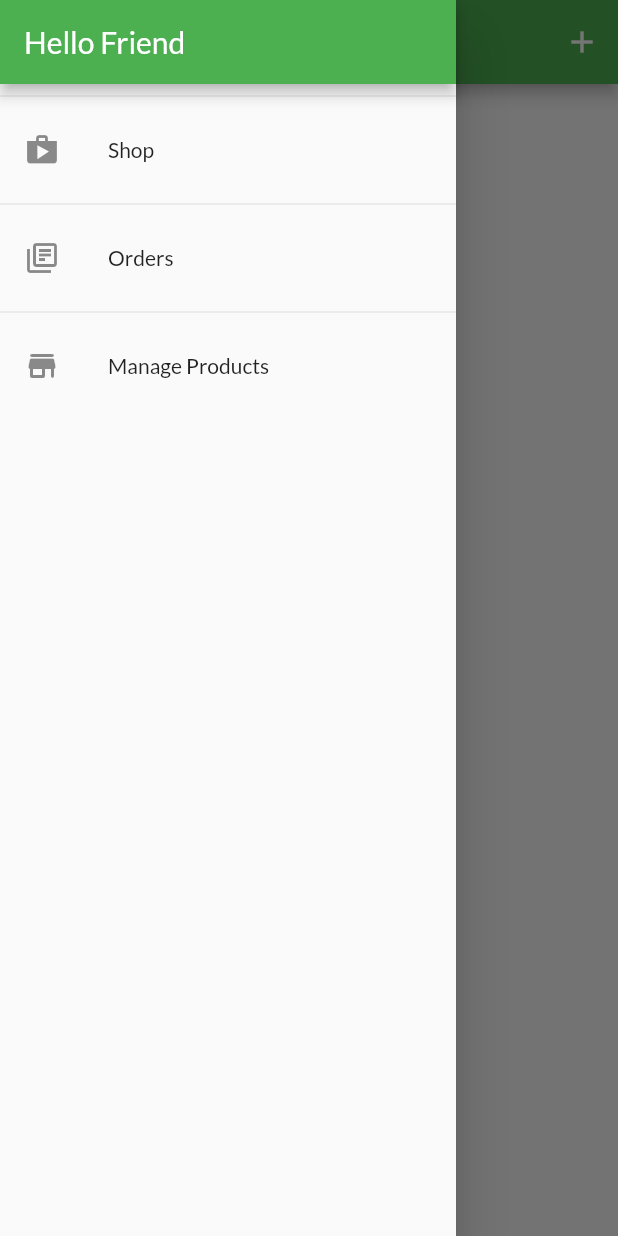
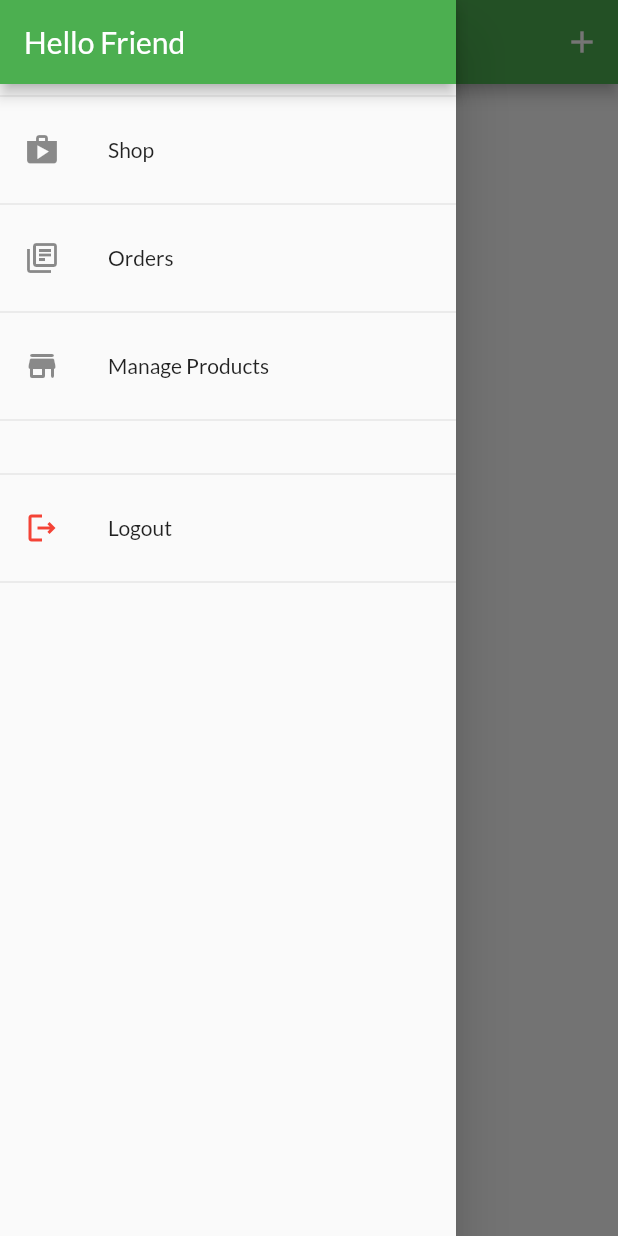
Before and after one commit to ajitrchv/ShopStop-2.0, a Flutter app: the UserProductScreen screen opened by its route, with the side drawer open, on a phone screen of 412 x 824 dp. Run offline on Flutter 3.47's test engine with Material 2 defaults, Android fonts, the phone set to English and light mode, and no system bars; network calls fail.

Commit message:
Orders and favorites attached to each user. Logout and auto logout when token expiry was implemented and tested.

```diff
--- a/lib/providers/orders.dart
+++ b/lib/providers/orders.dart
@@ -24,7 +24,8 @@ class OrderItem {
 class Orders with ChangeNotifier {
   List<OrderItem> _orders = [];
   final String? authToken;
-  Orders(this.authToken, this._orders);
+  final String? userId;
+  Orders(this.authToken, this.userId, this._orders, );
   List<OrderItem> get orders {
     return [..._orders];
   }
@@ -33,7 +34,7 @@ class Orders with ChangeNotifier {
     try{
     final Uri url =
         Uri.parse(
-        'https://shopstop-a9a9a-default-rtdb.firebaseio.com/orders.json?auth=$authToken');
+        'https://shopstop-a9a9a-default-rtdb.firebaseio.com/orders/$userId.json?auth=$authToken');
     final response = await http.get(url);
     final List<OrderItem> loadedOrders = [];
     final extractedData = json.decode(response.body) as Map<String, dynamic>;
@@ -77,7 +78,7 @@ class Orders with ChangeNotifier {
     try{
     final Uri url =
         Uri.parse(
-        'https://shopstop-a9a9a-default-rtdb.firebaseio.com/orders.json?auth=$authToken');
+        'https://shopstop-a9a9a-default-rtdb.firebaseio.com/orders/$userId.json?auth=$authToken');
     final timestamp = DateTime.now();
     final response = await http.post(url,
         body: json.encode({
--- a/lib/screens/user_products_screen.dart
+++ b/lib/screens/user_products_screen.dart
@@ -9,17 +9,23 @@ import '../widgets/user_product_item.dart';
 
 
 
-class UserProductScreen extends StatelessWidget {
+class UserProductScreen extends StatefulWidget {
   static const routeName = '/user_products';
 
+  @override
+  State<UserProductScreen> createState() => _UserProductScreenState();
+}
+
+class _UserProductScreenState extends State<UserProductScreen> {
   Future<void> _refreshProd(BuildContext context) async {
-    await Provider.of<Products>(context, listen: false).fetchAndSetProducts();
+    await Provider.of<Products>(context, listen: false).fetchAndSetProducts(true);
   }
+
 
   @override
   //final prodx = 'nulldata';
   Widget build(BuildContext context) {
-    final productData = Provider.of<Products>(context);
+    //final productData = Provider.of<Products>(context);
     return Scaffold(
       appBar: AppBar(
         title: const Text("Your Products"),
@@ -35,9 +41,17 @@ class UserProductScreen extends StatelessWidget {
         ],
       ),
       drawer: AppDrawer(),
-      body: RefreshIndicator(
+      body: FutureBuilder(
+        future: _refreshProd(context),
+        builder:(ctx, snapshot) =>
+        snapshot.connectionState == ConnectionState.waiting ?
+        const Center(child: CircularProgressIndicator(strokeWidth: 8,),)
+        :
+         RefreshIndicator(
           onRefresh: () => _refreshProd(context),
-        child: Padding(
+          child: Consumer<Products>(
+            builder: (ctx, productData,_) =>
+            Padding(
               padding: const EdgeInsets.all(10),
               child: ListView.builder(
                   itemCount: productData.items.length,
@@ -45,6 +59,8 @@ class UserProductScreen extends StatelessWidget {
                       productData.items[i].imageUrl, productData.items[i].id)),
             ),
           ),
+        ),
+      ),
     );
   }
 }
--- a/lib/widgets/app_drawer.dart
+++ b/lib/widgets/app_drawer.dart
@@ -1,7 +1,13 @@
+
+
+
+
 import 'package:flutter/material.dart';
 
 import '../screens/user_products_screen.dart';
 import '../screens/orders_screen.dart';
+import '../providers/auth.dart';
+import 'package:provider/provider.dart';
 
 class AppDrawer extends StatelessWidget {
   @override
@@ -40,6 +46,21 @@ class AppDrawer extends StatelessWidget {
               Navigator.of(context)
                   .pushReplacementNamed(UserProductScreen.routeName);
             }),
+            const Divider(),
+            const SizedBox(height: 20),
+            const Divider(),
+            ListTile(
+            leading: const Icon(
+              Icons.logout_outlined,
+              color: Colors.red,
+            ),
+            title: const Text('Logout'),
+            onTap: () {
+              Navigator.of(context).pop();
+              Provider.of<Auth>(context, listen: false).logout();
+            }),
+            const Divider(),
+
       ]),
     );
   }
--- a/lib/widgets/product_item.dart
+++ b/lib/widgets/product_item.dart
@@ -64,7 +64,8 @@ class productItem extends StatelessWidget {
                   : const Icon(Icons.favorite_outline_sharp)),
               onPressed: () async{
               try{
-               product.toggleFavoriteStatus(product.id, authData.token);
+               product.toggleFavoriteStatus( authData.token, authData.userId
+               );
                product.isFavorite?{
               ScaffoldMessenger.of(context).hideCurrentSnackBar(),
               ScaffoldMessenger.of(context).showSnackBar(SnackBar(content: Text('Added to favorites')))
```
Also changed, not shown: lib/main.dart (+7 -6 lines), lib/providers/auth.dart (+25 -0 lines), lib/providers/product.dart (+10 -9 lines), lib/providers/products.dart (+38 -18 lines). Lines whose indentation alone changed are shown as unchanged.
